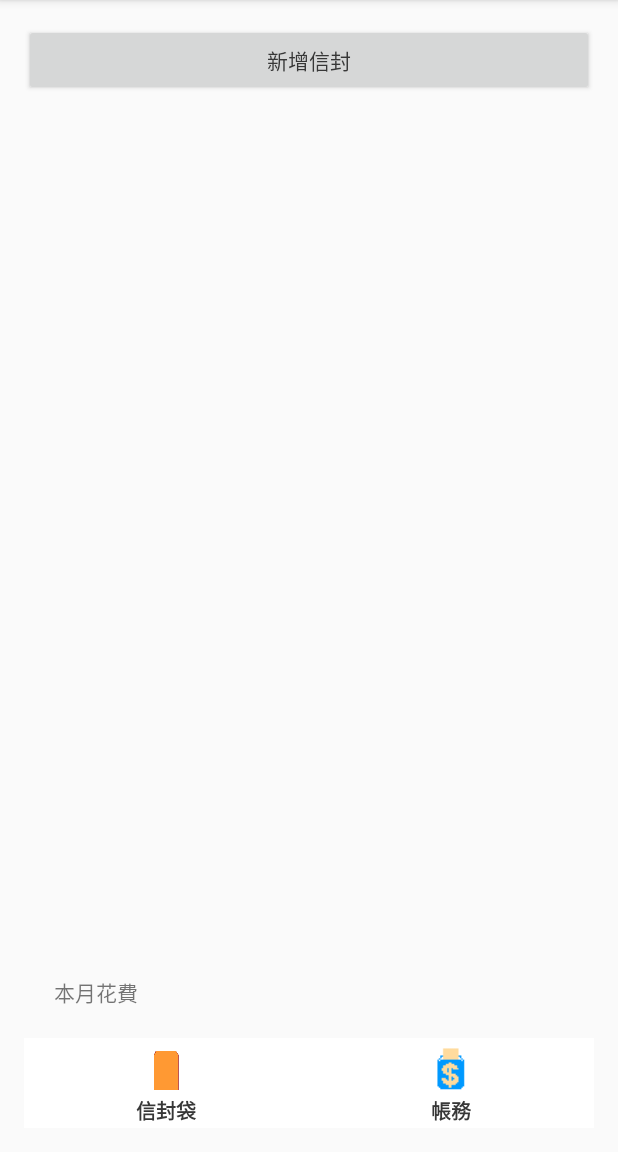
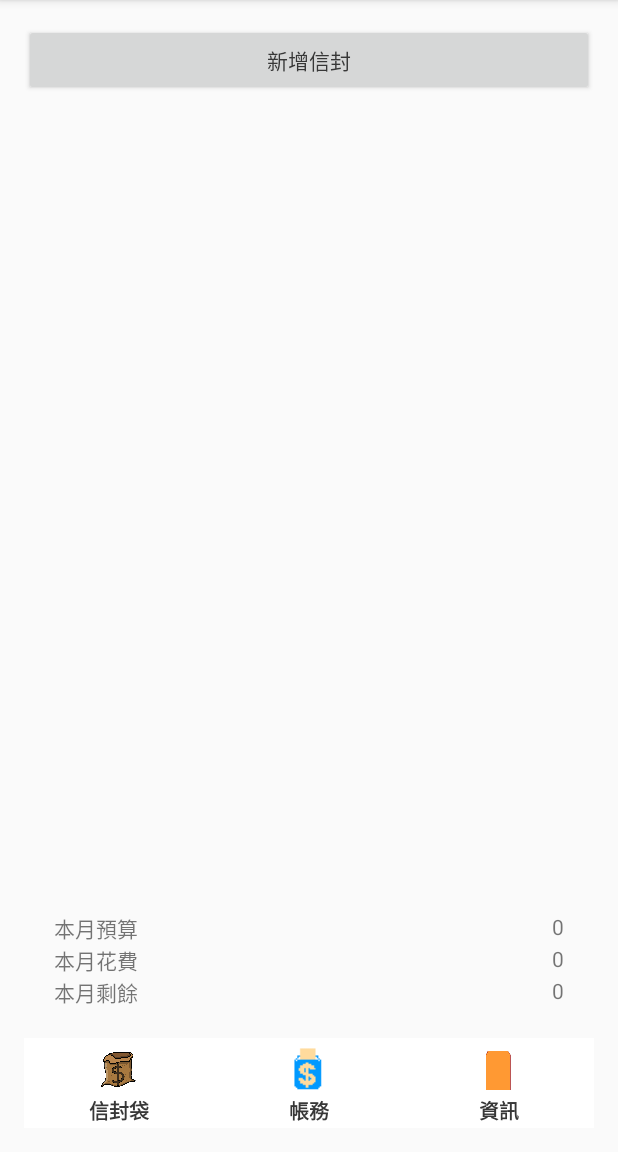
Before and after one commit to Aidan79225/Envelope, an Android app: the screen it shows after launch (MainActivity), on a phone screen of 412 x 824 dp, the part 84-1236 px from its top. Run offline under Robolectric (Android 15) with nearby library versions, the phone set to English and light mode, and no system bars; 1 statement that could not run was skipped.

Commit message:
從關閉activity完整存取 修改成 根據動作直接存取ＤＢ,新增本月項目,預備資訊頁面

```diff
--- a/AidanEnvelopeSaveMoney/app/build.gradle
+++ b/AidanEnvelopeSaveMoney/app/build.gradle
@@ -29,7 +29,7 @@ android {
 }
 
 dependencies {
-    compile 'com.google.android.gms:play-services:9.6.1'
+    compile 'com.google.android.gms:play-services-drive:9.6.1'
     compile fileTree(dir: 'libs', include: ['*.jar'])
     androidTestCompile('com.android.support.test.espresso:espresso-core:2.2.2', {
         exclude group: 'com.android.support', module: 'support-annotations'
--- a/AidanEnvelopeSaveMoney/app/src/main/java/com/aidan/aidanenvelopesavemoney/AccountDetail/AccountDetailModel.java
+++ b/AidanEnvelopeSaveMoney/app/src/main/java/com/aidan/aidanenvelopesavemoney/AccountDetail/AccountDetailModel.java
@@ -15,5 +15,6 @@ public class AccountDetailModel {
         envelope.getAccountList().remove(account);
         envelope.getAccountList().add(account);
         envelope.refresh();
+        LoadDataSingleton.getInstance().saveAccount(account);
     }
 }
--- a/AidanEnvelopeSaveMoney/app/src/main/java/com/aidan/aidanenvelopesavemoney/AccountList/AccountListAdapter.java
+++ b/AidanEnvelopeSaveMoney/app/src/main/java/com/aidan/aidanenvelopesavemoney/AccountList/AccountListAdapter.java
@@ -11,6 +11,7 @@ import com.aidan.aidanenvelopesavemoney.Model.Account;
 import com.aidan.aidanenvelopesavemoney.R;
 
 import java.util.ArrayList;
+import java.util.Collections;
 import java.util.List;
 
 /**
@@ -26,6 +27,7 @@ public class AccountListAdapter extends BaseAdapter {
 
     public void setAccountList(List<Account> accountList) {
         this.accountList = accountList;
+
     }
     @Override
     public int getCount() {
--- a/AidanEnvelopeSaveMoney/app/src/main/java/com/aidan/aidanenvelopesavemoney/EnvelopeList/EnvelopeAdapter.java
+++ b/AidanEnvelopeSaveMoney/app/src/main/java/com/aidan/aidanenvelopesavemoney/EnvelopeList/EnvelopeAdapter.java
@@ -17,6 +17,7 @@ import android.widget.TextView;
 import android.widget.Toast;
 
 import com.aidan.aidanenvelopesavemoney.AccountList.AccountListFragment;
+import com.aidan.aidanenvelopesavemoney.DataBase.EnvelopeDAO;
 import com.aidan.aidanenvelopesavemoney.DataBase.LoadDataSingleton;
 import com.aidan.aidanenvelopesavemoney.Model.Account;
 import com.aidan.aidanenvelopesavemoney.Model.Envelope;
@@ -118,6 +119,7 @@ public class EnvelopeAdapter extends BaseAdapter implements EnvelopeListContract
             @Override
             public void onClick(View v) {
                 envelopeList.remove(envelope);
+                LoadDataSingleton.getInstance().deleteEnvelope(envelope);
                 notifyDataSetChanged();
                 dialog.dismiss();
             }
--- a/AidanEnvelopeSaveMoney/app/src/main/java/com/aidan/aidanenvelopesavemoney/EnvelopeList/EnvelopeListContract.java
+++ b/AidanEnvelopeSaveMoney/app/src/main/java/com/aidan/aidanenvelopesavemoney/EnvelopeList/EnvelopeListContract.java
@@ -11,13 +11,13 @@ public interface EnvelopeListContract {
         void findView();
         void setEnvelopeGridView();
         void setViewClick();
+        void setMonthInformation(int budget, int cost, int sup);
     }
     interface presenter{
         void setAdapter(EnvelopeAdapter adapter);
         void start();
         void addEnvelopButtonClick(String name,String max);
         void adapterLoadData();
-        void saveData();
     }
     interface newData{
         void update();
--- a/AidanEnvelopeSaveMoney/app/src/main/java/com/aidan/aidanenvelopesavemoney/EnvelopeList/EnvelopeListFragment.java
+++ b/AidanEnvelopeSaveMoney/app/src/main/java/com/aidan/aidanenvelopesavemoney/EnvelopeList/EnvelopeListFragment.java
@@ -28,7 +28,7 @@ public class EnvelopeListFragment extends Fragment implements EnvelopeListContra
     private View rootView;
     private GridView envelopesGridView;
     private Button addEnvelopeButton;
-    private TextView monthCostTextView;
+    private TextView monthCostTextView,monthBudgetTextView,monthSurplusTextView;
     public EnvelopeListContract.presenter presenter;
     @Override
     public void onCreate(Bundle s){
@@ -40,11 +40,6 @@ public class EnvelopeListFragment extends Fragment implements EnvelopeListContra
     }
     @Override
     public void onPause(){
-        try {
-            presenter.saveData();
-        }catch (Exception e){
-            e.printStackTrace();
-        }
         super.onPause();
     }
     @Override
@@ -62,6 +57,8 @@ public class EnvelopeListFragment extends Fragment implements EnvelopeListContra
         envelopesGridView = (GridView) rootView.findViewById(R.id.envelopesGridView);
         addEnvelopeButton =(Button)rootView.findViewById(R.id.addEnvelopeButton);
         monthCostTextView = (TextView)rootView.findViewById(R.id.monthCostTextView);
+        monthBudgetTextView = (TextView)rootView.findViewById(R.id.monthBudgetTextView);
+        monthSurplusTextView = (TextView)rootView.findViewById(R.id.monthSurplusTextView);
     }
 
     @Override
@@ -80,6 +77,13 @@ public class EnvelopeListFragment extends Fragment implements EnvelopeListContra
                 showNewEnvelopDialog();
             }
         });
+    }
+
+    @Override
+    public void setMonthInformation(int budget, int cost, int sup) {
+        monthBudgetTextView.setText(String.valueOf(budget));
+        monthCostTextView.setText(String.valueOf(cost));
+        monthSurplusTextView.setText(String.valueOf(sup));
     }
 
     public void showNewEnvelopDialog(){
--- a/AidanEnvelopeSaveMoney/app/src/main/java/com/aidan/aidanenvelopesavemoney/EnvelopeList/EnvelopeListModel.java
+++ b/AidanEnvelopeSaveMoney/app/src/main/java/com/aidan/aidanenvelopesavemoney/EnvelopeList/EnvelopeListModel.java
@@ -31,6 +31,7 @@ public class EnvelopeListModel {
         envelopeList.add(envelope);
         for (EnvelopeListContract.newData newData : updateList)
             newData.update();
+        LoadDataSingleton.getInstance().saveEnvelope(envelope);
     }
 
     public List<Envelope> getEnvelopeList() {
--- a/AidanEnvelopeSaveMoney/app/src/main/java/com/aidan/aidanenvelopesavemoney/EnvelopeList/EnvelopeListPresenter.java
+++ b/AidanEnvelopeSaveMoney/app/src/main/java/com/aidan/aidanenvelopesavemoney/EnvelopeList/EnvelopeListPresenter.java
@@ -1,6 +1,8 @@
 package com.aidan.aidanenvelopesavemoney.EnvelopeList;
 
 import com.aidan.aidanenvelopesavemoney.Model.Envelope;
+
+import java.util.List;
 
 /**
  * Created by Aidan on 2016/10/1.
@@ -33,6 +35,7 @@ public class EnvelopeListPresenter implements EnvelopeListContract.presenter {
         view.findView();
         view.setEnvelopeGridView();
         view.setViewClick();
+        setMonthCost();
     }
 
     @Override
@@ -43,7 +46,7 @@ public class EnvelopeListPresenter implements EnvelopeListContract.presenter {
         Envelope envelope = new Envelope();
         envelope.setName(name);
         float fmax = Float.parseFloat(max);
-        envelope.setMax((int)fmax);
+        envelope.setMax((int) fmax);
         model.addEnvelope(envelope);
 
     }
@@ -53,10 +56,18 @@ public class EnvelopeListPresenter implements EnvelopeListContract.presenter {
         adapter.setEnvelopeList(model.getEnvelopeList());
     }
 
-    @Override
-    public void saveData() {
-        model.saveToDB();
+
+    public void setMonthCost(){
+        List<Envelope> envelopes = model.getEnvelopeList();
+        int budget = 0;
+        int monthCost = 0;
+        int sup;
+        for(Envelope envelope : envelopes){
+            budget += envelope.getMax();
+            monthCost += envelope.getCost();
+        }
+        sup = budget - monthCost;
+        view.setMonthInformation(budget,monthCost,sup);
     }
 
-
 }
--- a/AidanEnvelopeSaveMoney/app/src/main/java/com/aidan/aidanenvelopesavemoney/MainPageManager/MainActivity.java
+++ b/AidanEnvelopeSaveMoney/app/src/main/java/com/aidan/aidanenvelopesavemoney/MainPageManager/MainActivity.java
@@ -55,7 +55,15 @@ public class MainActivity extends AppCompatActivity implements TabBar.TabBarList
     }
     public void setTabBar(){
         tabBar = (TabBar)findViewById(R.id.tabBar);
-        tabBar.addTabs(new String[]{getResources().getString(R.string.envelop),getResources().getString(R.string.account)},new int[]{R.mipmap.envelop2 ,R.mipmap.envelop});
+        tabBar.addTabs(
+                new String[]{
+                        getResources().getString(R.string.envelop),
+                        getResources().getString(R.string.account),
+                        getResources().getString(R.string.information)},
+                new int[]{
+                        R.mipmap.envelop3 ,
+                        R.mipmap.envelop ,
+                        R.mipmap.envelop2});
         tabBar.setTabBarListener(this);
     }
     public void findView(){
--- a/AidanEnvelopeSaveMoney/app/src/main/res/layout/fragment_envelope_list.xml
+++ b/AidanEnvelopeSaveMoney/app/src/main/res/layout/fragment_envelope_list.xml
@@ -24,26 +24,67 @@
             android:layout_above="@+id/informationLinearLayout"
             android:numColumns="3" />
 
-        <RelativeLayout
+        <LinearLayout
             android:id="@+id/informationLinearLayout"
             android:layout_width="match_parent"
             android:layout_height="wrap_content"
             android:layout_alignParentBottom="true"
+            android:orientation="vertical"
             android:layout_margin="20dp">
+            <RelativeLayout
+                android:layout_width="match_parent"
+                android:layout_height="wrap_content">
+
+                <TextView
+                    android:layout_width="wrap_content"
+                    android:layout_height="wrap_content"
+                    android:text="@string/month_budget" />
+
+                <TextView
+                    android:id="@+id/monthBudgetTextView"
+                    android:layout_width="wrap_content"
+                    android:layout_height="wrap_content"
+                    android:text="0"
+                    android:layout_alignParentEnd="true"
+                    android:layout_alignParentRight="true" />
+            </RelativeLayout>
+            <RelativeLayout
+                android:layout_width="match_parent"
+                android:layout_height="wrap_content">
 
                 <TextView
                     android:layout_width="wrap_content"
                     android:layout_height="wrap_content"
                     android:text="@string/month_cost" />
+
                 <TextView
                     android:id="@+id/monthCostTextView"
                     android:layout_width="wrap_content"
                     android:layout_height="wrap_content"
-                android:layout_alignParentRight="true"
+                    android:text="0"
                     android:layout_alignParentEnd="true"
-                />
+                    android:layout_alignParentRight="true" />
+            </RelativeLayout>
+            <RelativeLayout
+                android:layout_width="match_parent"
+                android:layout_height="wrap_content">
 
+                <TextView
+                    android:layout_width="wrap_content"
+                    android:layout_height="wrap_content"
+                    android:text="@string/month_surplus" />
+
+                <TextView
+                    android:id="@+id/monthSurplusTextView"
+                    android:layout_width="wrap_content"
+                    android:layout_height="wrap_content"
+                    android:text="0"
+                    android:layout_alignParentEnd="true"
+                    android:layout_alignParentRight="true" />
             </RelativeLayout>
+
+
+        </LinearLayout>
     </RelativeLayout>
 
 </LinearLayout>
--- a/AidanEnvelopeSaveMoney/app/src/main/res/values/strings.xml
+++ b/AidanEnvelopeSaveMoney/app/src/main/res/values/strings.xml
@@ -11,6 +11,7 @@
     <string name="photo">照片 </string>
     <string name="envelop">信封袋 </string>
     <string name="account">帳務 </string>
+    <string name="information">資訊 </string>
     <!--AccountListFragment-->
 
     <!--EnvelopeListFragment-->
@@ -26,6 +27,8 @@
     <string name="check_accounts">檢視帳務</string>
     <string name="delete">刪除</string>
     <string name="set_envelop">設定信封資料</string>
+    <string name="month_budget">本月預算</string>
     <string name="month_cost">本月花費</string>
+    <string name="month_surplus">本月剩餘</string>
 
 </resources>
```
Also changed, not shown: AidanEnvelopeSaveMoney/app/src/main/java/com/aidan/aidanenvelopesavemoney/DataBase/LoadDataSingleton.java (+22 -9 lines), AidanEnvelopeSaveMoney/app/src/main/java/com/aidan/aidanenvelopesavemoney/Information/InformationContract.java (added, +12 -0 lines), AidanEnvelopeSaveMoney/app/src/main/java/com/aidan/aidanenvelopesavemoney/Information/InformationFragment.java (added, +30 -0 lines), AidanEnvelopeSaveMoney/app/src/main/java/com/aidan/aidanenvelopesavemoney/Information/InformationPresenter.java (added, +7 -0 lines), AidanEnvelopeSaveMoney/app/src/main/res/layout/fragment_information.xml (added, +66 -0 lines). Lines whose indentation alone changed are shown as unchanged.
